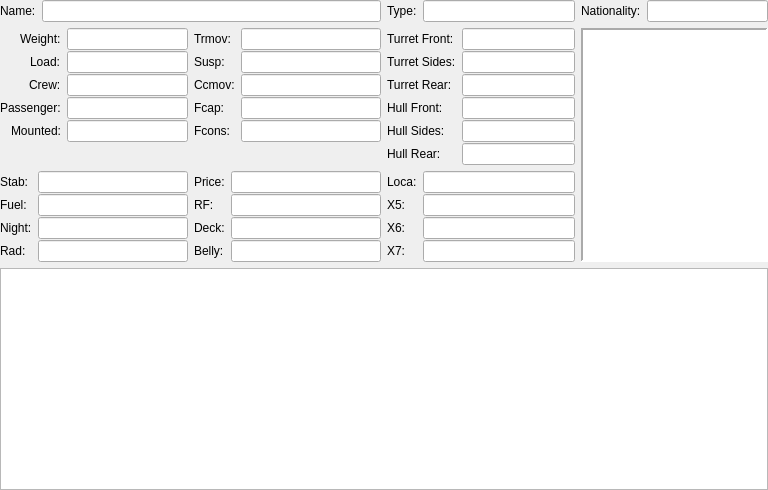
The window that src/vehicleform.ui (GDW-RPG-Scripts/gdw-rpg-vehicles) describes before a commit, drawn with Qt 5.
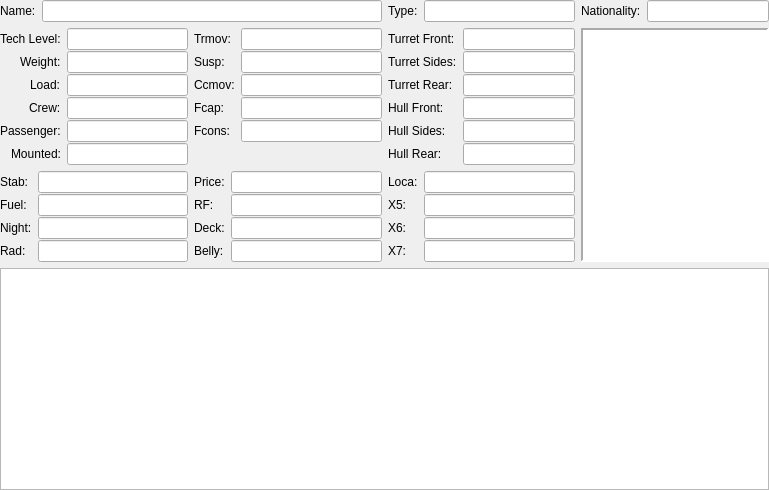
The same window after the commit.

```diff
--- a/src/vehicleform.ui
+++ b/src/vehicleform.ui
@@ -6,7 +6,7 @@
    <rect>
     <x>0</x>
     <y>0</y>
-    <width>768</width>
+    <width>769</width>
     <height>490</height>
    </rect>
   </property>
@@ -1179,7 +1179,7 @@
         <property name="bottomMargin">
          <number>0</number>
         </property>
-        <item row="0" column="0">
+        <item row="1" column="0">
          <widget class="QLabel" name="weightLabel">
           <property name="text">
            <string>Weight:</string>
@@ -1189,7 +1189,7 @@
           </property>
          </widget>
         </item>
-        <item row="0" column="1">
+        <item row="1" column="1">
          <widget class="QLineEdit" name="weightLineEdit">
           <property name="sizePolicy">
            <sizepolicy hsizetype="Expanding" vsizetype="Minimum">
@@ -1205,7 +1205,7 @@
           </property>
          </widget>
         </item>
-        <item row="1" column="0">
+        <item row="2" column="0">
          <widget class="QLabel" name="loadLabel">
           <property name="text">
            <string>Load:</string>
@@ -1215,7 +1215,7 @@
           </property>
          </widget>
         </item>
-        <item row="1" column="1">
+        <item row="2" column="1">
          <widget class="QLineEdit" name="loadLineEdit">
           <property name="sizePolicy">
            <sizepolicy hsizetype="Expanding" vsizetype="Minimum">
@@ -1231,7 +1231,7 @@
           </property>
          </widget>
         </item>
-        <item row="2" column="0">
+        <item row="3" column="0">
          <widget class="QLabel" name="crewLabel">
           <property name="text">
            <string>Crew:</string>
@@ -1241,7 +1241,7 @@
           </property>
          </widget>
         </item>
-        <item row="2" column="1">
+        <item row="3" column="1">
          <widget class="QLineEdit" name="crewLineEdit">
           <property name="sizePolicy">
            <sizepolicy hsizetype="Expanding" vsizetype="Minimum">
@@ -1257,7 +1257,7 @@
           </property>
          </widget>
         </item>
-        <item row="3" column="0">
+        <item row="4" column="0">
          <widget class="QLabel" name="passengerLabel">
           <property name="text">
            <string>Passenger:</string>
@@ -1267,7 +1267,7 @@
           </property>
          </widget>
         </item>
-        <item row="3" column="1">
+        <item row="4" column="1">
          <widget class="QLineEdit" name="passengerLineEdit">
           <property name="sizePolicy">
            <sizepolicy hsizetype="Expanding" vsizetype="Minimum">
@@ -1283,7 +1283,7 @@
           </property>
          </widget>
         </item>
-        <item row="4" column="0">
+        <item row="5" column="0">
          <widget class="QLabel" name="mountedLabel">
           <property name="text">
            <string>Mounted:</string>
@@ -1293,7 +1293,7 @@
           </property>
          </widget>
         </item>
-        <item row="4" column="1">
+        <item row="5" column="1">
          <widget class="QLineEdit" name="mountedLineEdit">
           <property name="sizePolicy">
            <sizepolicy hsizetype="Expanding" vsizetype="Minimum">
@@ -1309,6 +1309,23 @@
           </property>
          </widget>
         </item>
+        <item row="0" column="0">
+         <widget class="QLabel" name="techLevelLabel">
+          <property name="text">
+           <string>Tech Level:</string>
+          </property>
+         </widget>
+        </item>
+        <item row="0" column="1">
+         <widget class="QLineEdit" name="techLevelLineEdit">
+          <property name="alignment">
+           <set>Qt::AlignRight|Qt::AlignTrailing|Qt::AlignVCenter</set>
+          </property>
+          <property name="readOnly">
+           <bool>true</bool>
+          </property>
+         </widget>
+        </item>
        </layout>
       </widget>
      </item>
```
